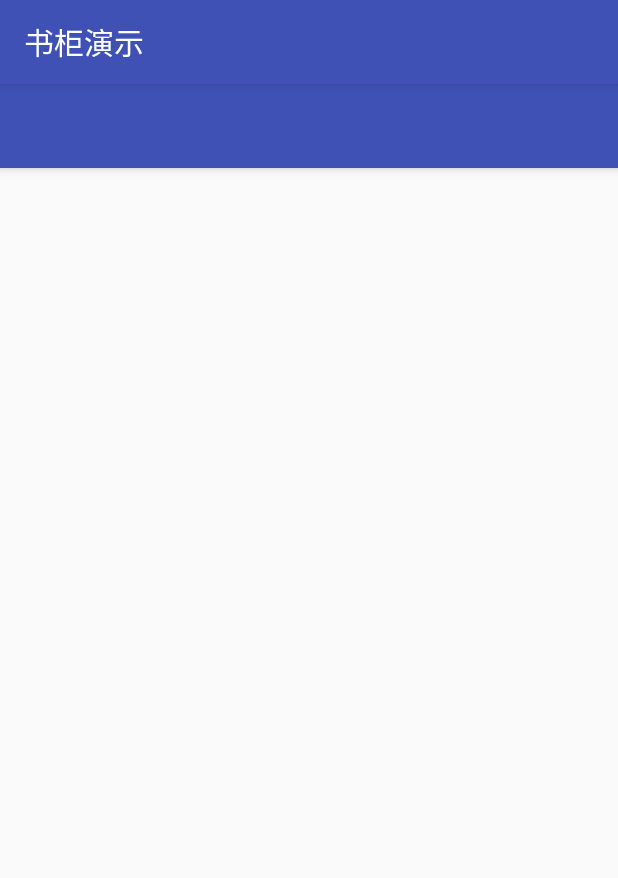
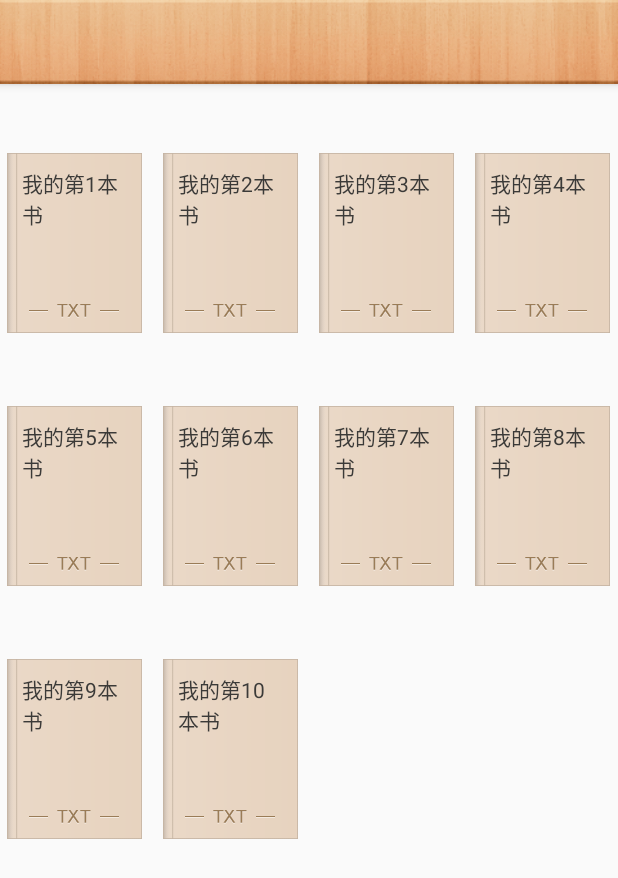
Before and after one commit to JoyOverflow/BookShelf, an Android app: the screen it shows after launch (MainActivity), on a phone screen of 412 x 824 dp. Shown: the top 878 px of the screen. Run offline under Robolectric (Android 15) with nearby library versions, the phone set to English and light mode, and no system bars.

Commit message:
清单文件中使用主题去除活动的动作条

```diff
--- a/app/src/main/AndroidManifest.xml
+++ b/app/src/main/AndroidManifest.xml
@@ -9,10 +9,11 @@
         android:roundIcon="@mipmap/ic_launcher_round"
         android:supportsRtl="true"
         android:theme="@style/AppTheme">
-        <activity android:name=".MainActivity">
+
+        <!--清单文件中使用主题去除活动的动作条-->
+        <activity android:name=".MainActivity" android:theme="@style/AppTheme.NoActionBar">
             <intent-filter>
                 <action android:name="android.intent.action.MAIN"/>
-
                 <category android:name="android.intent.category.LAUNCHER"/>
             </intent-filter>
         </activity>
--- a/app/src/main/java/ouyj/hyena/com/bookshelf/BookList.java
+++ b/app/src/main/java/ouyj/hyena/com/bookshelf/BookList.java
@@ -1,4 +1,24 @@
 package ouyj.hyena.com.bookshelf;
 
 public class BookList {
+    private int id;
+    private String name;
+
+    public BookList(int id, String name) {
+        this.id = id;
+        this.name = name;
+    }
+
+    public int getId() {
+        return id;
+    }
+    public void setId(int id) {
+        this.id = id;
+    }
+    public String getName() {
+        return name;
+    }
+    public void setName(String name) {
+        this.name = name;
+    }
 }
--- a/app/src/main/java/ouyj/hyena/com/bookshelf/MainActivity.java
+++ b/app/src/main/java/ouyj/hyena/com/bookshelf/MainActivity.java
@@ -3,6 +3,7 @@ package ouyj.hyena.com.bookshelf;
 import android.os.Bundle;
 import android.support.v7.app.AppCompatActivity;
 
+import java.util.ArrayList;
 import java.util.List;
 
 import ouyj.hyena.com.bookshelf.view.DataGrid;
@@ -18,6 +19,12 @@ public class MainActivity extends AppCompatActivity {
         super.onCreate(savedInstanceState);
         setContentView(R.layout.activity_main);
 
+        bookLists = new ArrayList<>();
+        for (int i = 1; i <= 10; i++) {
+            BookList tmp = new BookList(i,String.format("我的第%d本书", i));
+            bookLists.add(tmp);
+        }
+
         //为书柜视图设置适配器
         bookShelf= findViewById(R.id.bookShelf);
         adapter = new ShelfAdapter(MainActivity.this,bookLists);
--- a/app/src/main/java/ouyj/hyena/com/bookshelf/ShelfAdapter.java
+++ b/app/src/main/java/ouyj/hyena/com/bookshelf/ShelfAdapter.java
@@ -1,9 +1,12 @@
 package ouyj.hyena.com.bookshelf;
 
 import android.content.Context;
+import android.view.LayoutInflater;
 import android.view.View;
 import android.view.ViewGroup;
 import android.widget.BaseAdapter;
+import android.widget.ImageButton;
+import android.widget.TextView;
 
 import java.util.List;
 
@@ -13,7 +16,7 @@ import java.util.List;
 public class ShelfAdapter extends BaseAdapter {
 
     //上下文对象和数据源
-    private Context contex;
+    private Context context;
     private List<BookList> list;
 
     /**
@@ -22,7 +25,7 @@ public class ShelfAdapter extends BaseAdapter {
      * @param list
      */
     public ShelfAdapter(Context context, List<BookList> list){
-        this.contex = context;
+        this.context = context;
         this.list = list;
     }
     /**
@@ -50,7 +53,7 @@ public class ShelfAdapter extends BaseAdapter {
         return position;
     }
     /**
-     * 每一项的视图
+     * 每一列表项的视图
      * @param position
      * @param convertView
      * @param parent
@@ -58,12 +61,33 @@ public class ShelfAdapter extends BaseAdapter {
      */
     @Override
     public View getView(int position, View convertView, ViewGroup parent) {
-        return null;
+
+        ViewHolder viewHolder;
+        if (convertView == null) {
+            convertView = LayoutInflater.from(context).inflate(R.layout.grid_item, null);
+            viewHolder = new ViewHolder(convertView);
+
+            //将查找到的视图缓存起来方便重用
+            convertView.setTag(viewHolder);
+        }
+        else
+            viewHolder = (ViewHolder) convertView.getTag();
+
+        //设置项内视图的文本
+        String bookName = list.get(position).getName();
+        viewHolder.name.setText(bookName);
+
+        return convertView;
     }
-
-
-
-
-
-
+    /**
+     * 解析传入的ConvertView（得到项内视图引用的容器）
+     */
+    static class ViewHolder {
+        public TextView name;
+        public ImageButton img;
+        public ViewHolder(View view) {
+            name = view.findViewById(R.id.book_name);
+            img = view.findViewById(R.id.img_close);
+        }
+    }
 }
--- a/app/src/main/res/layout/activity_main.xml
+++ b/app/src/main/res/layout/activity_main.xml
@@ -1,23 +1,38 @@
 <?xml version="1.0" encoding="utf-8"?>
 <android.support.design.widget.CoordinatorLayout
     xmlns:android="http://schemas.android.com/apk/res/android"
+    xmlns:tools="http://schemas.android.com/tools"
     xmlns:app="http://schemas.android.com/apk/res-auto"
-    xmlns:tools="http://schemas.android.com/tools"
     android:layout_width="match_parent"
     android:layout_height="match_parent"
     android:fitsSystemWindows="true"
     tools:context=".MainActivity">
     <android.support.design.widget.AppBarLayout
         android:layout_width="match_parent"
-        android:layout_height="wrap_content">
+        android:layout_height="wrap_content"
+        android:theme="@style/AppTheme.BarOverlay">
         <android.support.v7.widget.Toolbar
             android:id="@+id/toolbar"
             android:layout_width="match_parent"
-            android:layout_height="?attr/actionBarSize"/>
+            android:layout_height="?attr/actionBarSize"
+            android:background="@drawable/bookshelf_header"
+            app:popupTheme="@style/AppTheme.PopupOverlay"/>
     </android.support.design.widget.AppBarLayout>
 
     <ouyj.hyena.com.bookshelf.view.DataGrid
         android:id="@+id/bookShelf"
         android:layout_width="match_parent"
-        android:layout_height="wrap_content"/>
+        android:layout_height="wrap_content"
+        android:paddingBottom="30dp"
+
+        android:columnWidth="90dp"
+        android:numColumns="auto_fit"
+        android:scrollbars="none"
+        android:fadingEdge="none"
+
+        android:cacheColorHint="#00000000"
+        android:listSelector="#00000000"
+        android:horizontalSpacing="5dp"
+        android:verticalSpacing="3dp"
+        app:layout_behavior="@string/appbar_scrolling_view_behavior"/>
 </android.support.design.widget.CoordinatorLayout>
--- a/app/src/main/res/layout/grid_item.xml
+++ b/app/src/main/res/layout/grid_item.xml
@@ -3,8 +3,7 @@
      android:layout_width="match_parent"
      android:layout_height="match_parent"
      android:gravity="center"
-     android:orientation="vertical" >
-
+     android:orientation="vertical">
     <LinearLayout
         android:id="@+id/bookItemLinearLayout"
         android:layout_width="match_parent"
@@ -12,7 +11,7 @@
         android:gravity="center"
         android:orientation="vertical" >
         <TextView
-            android:id="@+id/tv_name"
+            android:id="@+id/book_name"
             android:layout_height="120dp"
             android:layout_width="90dp"
             android:layout_marginTop="46dp"
@@ -22,9 +21,8 @@
             android:padding="10dp"
             android:textColor="@color/textColor"/>
     </LinearLayout>
-
     <ImageButton
-        android:id="@+id/ib_close"
+        android:id="@+id/img_close"
         android:layout_width="wrap_content"
         android:layout_height="wrap_content"
         android:layout_gravity="right"
--- a/app/src/main/res/values/colors.xml
+++ b/app/src/main/res/values/colors.xml
@@ -4,6 +4,6 @@
     <color name="colorPrimaryDark">#303F9F</color>
     <color name="colorAccent">#FF4081</color>
 
-
+    <color name="read_dialog_bg">#2C2C2C</color>
     <color name="textColor">#3B3A38</color>
 </resources>
--- a/app/src/main/res/values/styles.xml
+++ b/app/src/main/res/values/styles.xml
@@ -4,4 +4,15 @@
         <item name="colorPrimaryDark">@color/colorPrimaryDark</item>
         <item name="colorAccent">@color/colorAccent</item>
     </style>
+
+    <style name="AppTheme.BarOverlay" parent="ThemeOverlay.AppCompat.Dark.ActionBar" />
+    <style name="AppTheme.PopupOverlay" parent="ThemeOverlay.AppCompat.Light" />
+    <style name="AppTheme.NoActionBar">
+        <item name="colorPrimary">@color/read_dialog_bg</item>
+        <item name="colorPrimaryDark">@color/read_dialog_bg</item>
+        <item name="windowActionBar">false</item>
+        <item name="windowNoTitle">true</item>
+    </style>
+
+
 </resources>
```
Also changed, not shown: app/src/main/res/drawable-hdpi/bookshelf_header.png (added), app/src/main/res/drawable-xhdpi/bookshelf_header.png (added).
